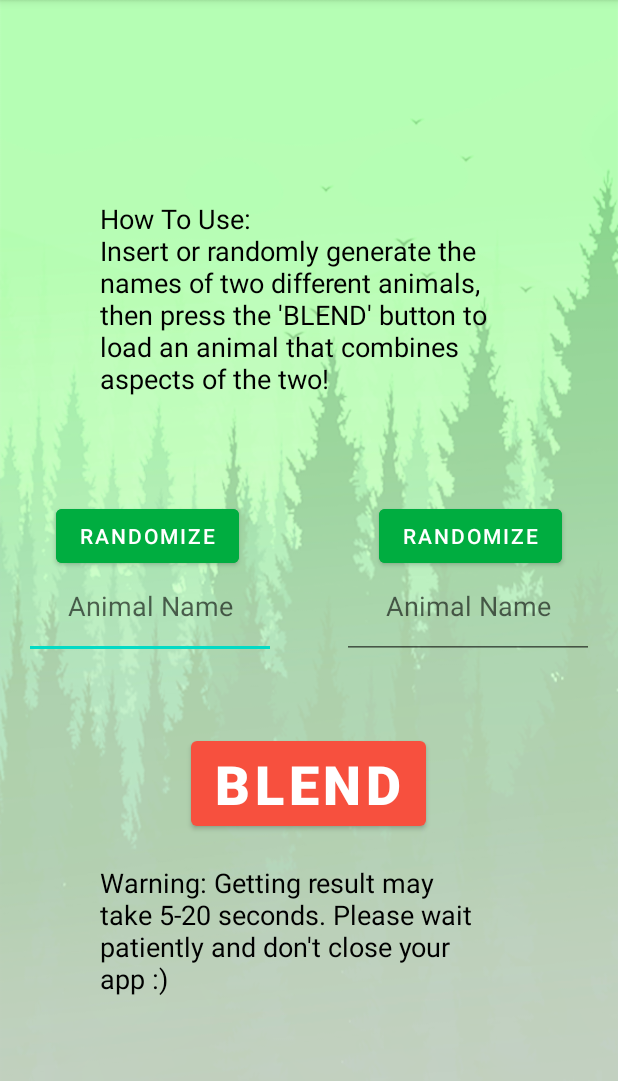
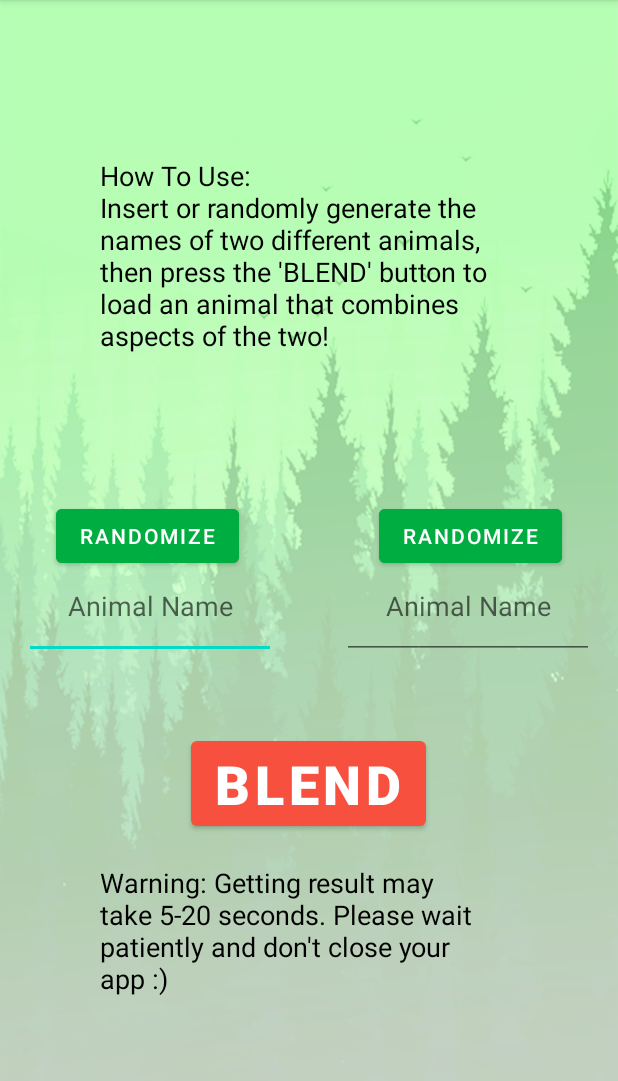
Before and after one commit to AvidEslami/BioBlender, an Android app: the BlenderActivity screen opened directly, with no data from a screen before it, on a phone screen of 412 x 824 dp, the part 84-1165 px from its top. Run offline under Robolectric (Android 15) with nearby library versions, the phone set to English and light mode, and no system bars; libraries missing offline, so code that uses them is left out: com.chaquo.python.

Commit message:
Final final aesthetic changes

```diff
--- a/app/src/main/res/layout/activity_blender.xml
+++ b/app/src/main/res/layout/activity_blender.xml
@@ -20,7 +20,7 @@
         app:layout_constraintHorizontal_bias="0.0"
         app:layout_constraintStart_toStartOf="parent"
         app:layout_constraintTop_toTopOf="parent"
-        app:layout_constraintVertical_bias="0.66" />
+        app:layout_constraintVertical_bias="0.519" />
 
     <Button
         android:id="@+id/Rand1"
```
